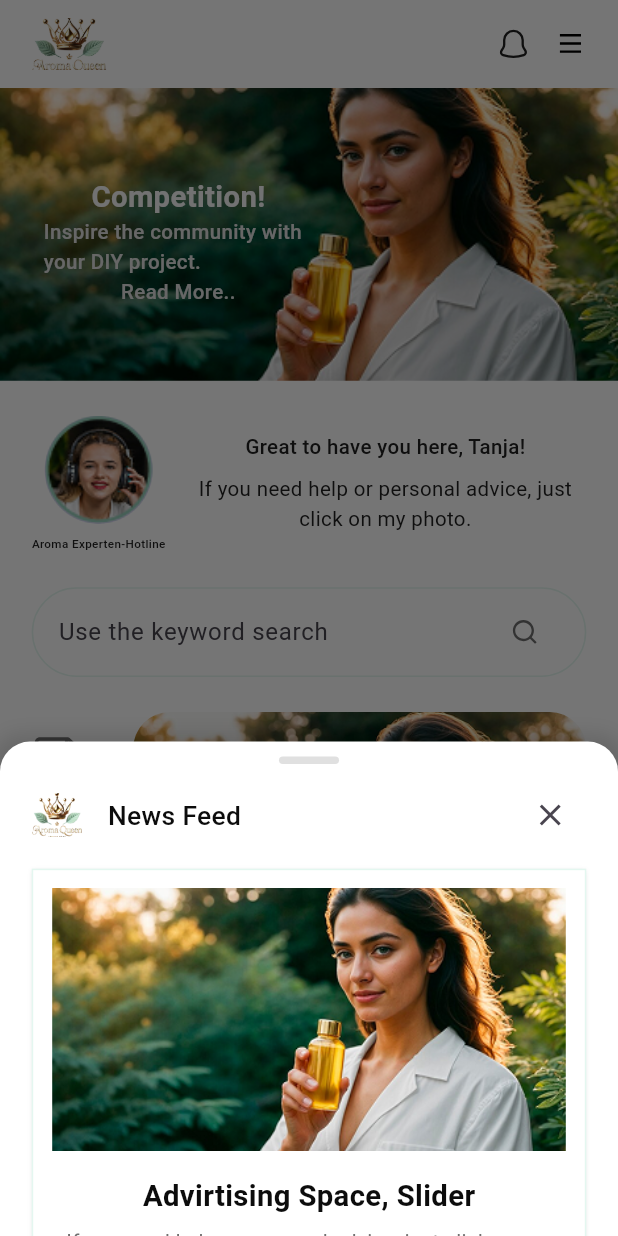
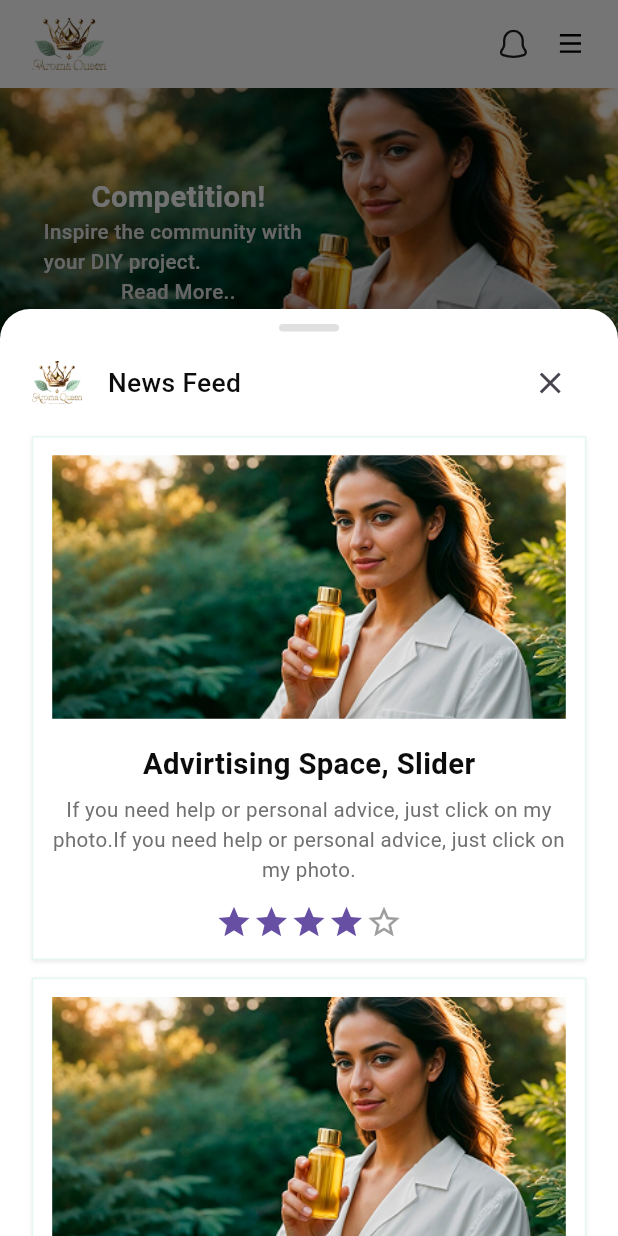
Before and after one commit to zamansheikh/aromaqueen, a Flutter app: the HomeView screen opened directly, after a tap on an icon or button, on a phone screen of 412 x 824 dp. Run offline on Flutter 3.47's test engine with Material 3 defaults, Android fonts, the phone set to English and light mode, and no system bars; drawn by our look-alikes of flutter_rating; our stand-ins replace flutter_screenutil, flutter_svg, get, get_storage, google_fonts, pinput; accounts and stored records are empty; generated files the repository leaves out were written again.

Commit message:
fix: Adjust initial height of bottom sheet to improve user experience

```diff
--- a/lib/core/wrapper/bottom_sheet_wrapper.dart
+++ b/lib/core/wrapper/bottom_sheet_wrapper.dart
@@ -14,7 +14,7 @@ void showBottomSheetWrapper({required String title, required Widget child}) {
     backgroundColor: Colors.transparent, // Transparent background
     builder:
         (context) => DraggableScrollableSheet(
-          initialChildSize: 0.4, // Initial height (40% of screen)
+          initialChildSize: 0.75, // Initial height (40% of screen)
           minChildSize: 0.2, // Minimum height (20% of screen)
           maxChildSize: 0.95, // Maximum height (95% of screen)
           builder: (context, scrollController) {
```
